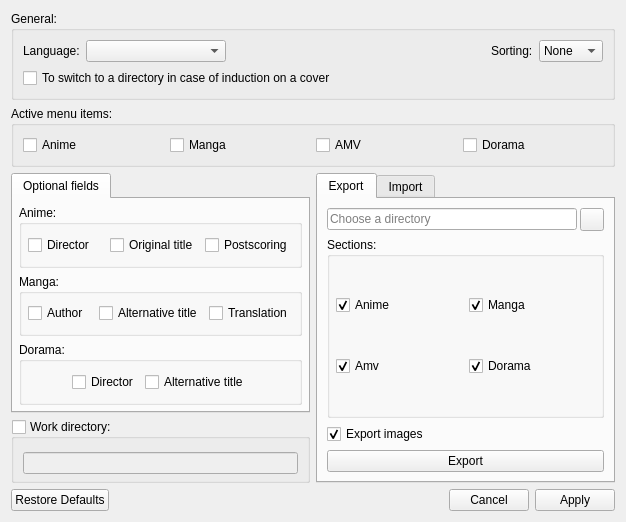
Qt form formsettings.ui (LibertaSoft/DatabaseAnime) before a commit.
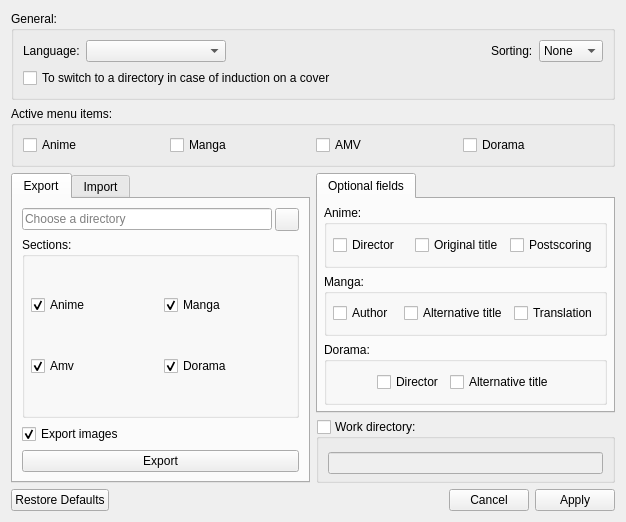
The same form after that commit. Icons and pictures are not drawn.

Diff of the .ui file:
```diff
--- a/formsettings.ui
+++ b/formsettings.ui
@@ -189,242 +189,6 @@
      <property name="topMargin">
       <number>0</number>
      </property>
-     <item>
-      <layout class="QVBoxLayout" name="VLay_5">
-       <property name="leftMargin">
-        <number>0</number>
-       </property>
-       <item>
-        <widget class="QTabWidget" name="tabWidget_General">
-         <property name="sizePolicy">
-          <sizepolicy hsizetype="Preferred" vsizetype="Expanding">
-           <horstretch>0</horstretch>
-           <verstretch>0</verstretch>
-          </sizepolicy>
-         </property>
-         <property name="tabPosition">
-          <enum>QTabWidget::North</enum>
-         </property>
-         <property name="currentIndex">
-          <number>0</number>
-         </property>
-         <widget class="QWidget" name="tab_OptionalFields">
-          <attribute name="title">
-           <string>Optional fields</string>
-          </attribute>
-          <layout class="QVBoxLayout" name="verticalLayout_5">
-           <property name="leftMargin">
-            <number>6</number>
-           </property>
-           <property name="topMargin">
-            <number>6</number>
-           </property>
-           <property name="rightMargin">
-            <number>6</number>
-           </property>
-           <property name="bottomMargin">
-            <number>6</number>
-           </property>
-           <item>
-            <widget class="QGroupBox" name="GBox_FieldsForEdit">
-             <property name="styleSheet">
-              <string notr="true"/>
-             </property>
-             <property name="title">
-              <string>Anime:</string>
-             </property>
-             <property name="checkable">
-              <bool>false</bool>
-             </property>
-             <layout class="QHBoxLayout" name="horizontalLayout">
-              <property name="leftMargin">
-               <number>6</number>
-              </property>
-              <property name="topMargin">
-               <number>3</number>
-              </property>
-              <property name="rightMargin">
-               <number>6</number>
-              </property>
-              <property name="bottomMargin">
-               <number>3</number>
-              </property>
-              <item>
-               <widget class="QCheckBox" name="CBox_Anime_Director">
-                <property name="text">
-                 <string>Director</string>
-                </property>
-               </widget>
-              </item>
-              <item>
-               <widget class="QCheckBox" name="CBox_Anime_AltTitle">
-                <property name="text">
-                 <string>Original title</string>
-                </property>
-               </widget>
-              </item>
-              <item>
-               <widget class="QCheckBox" name="CBox_Anime_PostScoring">
-                <property name="text">
-                 <string>Postscoring</string>
-                </property>
-               </widget>
-              </item>
-             </layout>
-            </widget>
-           </item>
-           <item>
-            <widget class="QGroupBox" name="GBox_FieldsForEdit_2">
-             <property name="title">
-              <string>Manga:</string>
-             </property>
-             <property name="checkable">
-              <bool>false</bool>
-             </property>
-             <layout class="QHBoxLayout" name="horizontalLayout_2">
-              <property name="leftMargin">
-               <number>6</number>
-              </property>
-              <property name="topMargin">
-               <number>3</number>
-              </property>
-              <property name="rightMargin">
-               <number>6</number>
-              </property>
-              <property name="bottomMargin">
-               <number>3</number>
-              </property>
-              <item>
-               <widget class="QCheckBox" name="CBox_Manga_Author">
-                <property name="text">
-                 <string>Author</string>
-                </property>
-               </widget>
-              </item>
-              <item>
-               <widget class="QCheckBox" name="CBox_Manga_AltTitle">
-                <property name="text">
-                 <string>Alternative title</string>
-                </property>
-               </widget>
-              </item>
-              <item>
-               <widget class="QCheckBox" name="CBox_Manga_Translation">
-                <property name="text">
-                 <string>Translation</string>
-                </property>
-               </widget>
-              </item>
-             </layout>
-            </widget>
-           </item>
-           <item>
-            <widget class="QGroupBox" name="GBox_FieldsForEdit_3">
-             <property name="title">
-              <string>Dorama:</string>
-             </property>
-             <property name="checkable">
-              <bool>false</bool>
-             </property>
-             <layout class="QHBoxLayout" name="horizontalLayout_3">
-              <property name="leftMargin">
-               <number>6</number>
-              </property>
-              <property name="topMargin">
-               <number>3</number>
-              </property>
-              <property name="rightMargin">
-               <number>6</number>
-              </property>
-              <property name="bottomMargin">
-               <number>3</number>
-              </property>
-              <item>
-               <spacer name="horizontalSpacer">
-                <property name="orientation">
-                 <enum>Qt::Horizontal</enum>
-                </property>
-                <property name="sizeHint" stdset="0">
-                 <size>
-                  <width>40</width>
-                  <height>20</height>
-                 </size>
-                </property>
-               </spacer>
-              </item>
-              <item>
-               <widget class="QCheckBox" name="CBox_Dorama_Director">
-                <property name="text">
-                 <string>Director</string>
-                </property>
-               </widget>
-              </item>
-              <item>
-               <widget class="QCheckBox" name="CBox_Dorama_AltTitle">
-                <property name="text">
-                 <string>Alternative title</string>
-                </property>
-               </widget>
-              </item>
-              <item>
-               <spacer name="horizontalSpacer_2">
-                <property name="orientation">
-                 <enum>Qt::Horizontal</enum>
-                </property>
-                <property name="sizeHint" stdset="0">
-                 <size>
-                  <width>40</width>
-                  <height>20</height>
-                 </size>
-                </property>
-               </spacer>
-              </item>
-             </layout>
-            </widget>
-           </item>
-          </layout>
-         </widget>
-        </widget>
-       </item>
-       <item>
-        <widget class="QGroupBox" name="GBox_WorkDir">
-         <property name="sizePolicy">
-          <sizepolicy hsizetype="Preferred" vsizetype="Preferred">
-           <horstretch>0</horstretch>
-           <verstretch>0</verstretch>
-          </sizepolicy>
-         </property>
-         <property name="whatsThis">
-          <string>This field becomes not the active, for the purpose of safety</string>
-         </property>
-         <property name="title">
-          <string>Work directory:</string>
-         </property>
-         <property name="checkable">
-          <bool>true</bool>
-         </property>
-         <property name="checked">
-          <bool>false</bool>
-         </property>
-         <layout class="QVBoxLayout" name="verticalLayout_6">
-          <property name="topMargin">
-           <number>13</number>
-          </property>
-          <property name="bottomMargin">
-           <number>6</number>
-          </property>
-          <item>
-           <widget class="QLineEdit" name="LineEdit_WorkDirectory">
-            <property name="dragEnabled">
-             <bool>true</bool>
-            </property>
-           </widget>
-          </item>
-         </layout>
-        </widget>
-       </item>
-      </layout>
-     </item>
      <item>
       <widget class="QTabWidget" name="tabWidget_ImpExp">
        <property name="enabled">
@@ -762,6 +526,242 @@
        </widget>
       </widget>
      </item>
+     <item>
+      <layout class="QVBoxLayout" name="VLay_5">
+       <property name="leftMargin">
+        <number>0</number>
+       </property>
+       <item>
+        <widget class="QTabWidget" name="tabWidget_General">
+         <property name="sizePolicy">
+          <sizepolicy hsizetype="Preferred" vsizetype="Expanding">
+           <horstretch>0</horstretch>
+           <verstretch>0</verstretch>
+          </sizepolicy>
+         </property>
+         <property name="tabPosition">
+          <enum>QTabWidget::North</enum>
+         </property>
+         <property name="currentIndex">
+          <number>0</number>
+         </property>
+         <widget class="QWidget" name="tab_OptionalFields">
+          <attribute name="title">
+           <string>Optional fields</string>
+          </attribute>
+          <layout class="QVBoxLayout" name="verticalLayout_5">
+           <property name="leftMargin">
+            <number>6</number>
+           </property>
+           <property name="topMargin">
+            <number>6</number>
+           </property>
+           <property name="rightMargin">
+            <number>6</number>
+           </property>
+           <property name="bottomMargin">
+            <number>6</number>
+           </property>
+           <item>
+            <widget class="QGroupBox" name="GBox_FieldsForEdit">
+             <property name="styleSheet">
+              <string notr="true"/>
+             </property>
+             <property name="title">
+              <string>Anime:</string>
+             </property>
+             <property name="checkable">
+              <bool>false</bool>
+             </property>
+             <layout class="QHBoxLayout" name="horizontalLayout">
+              <property name="leftMargin">
+               <number>6</number>
+              </property>
+              <property name="topMargin">
+               <number>3</number>
+              </property>
+              <property name="rightMargin">
+               <number>6</number>
+              </property>
+              <property name="bottomMargin">
+               <number>3</number>
+              </property>
+              <item>
+               <widget class="QCheckBox" name="CBox_Anime_Director">
+                <property name="text">
+                 <string>Director</string>
+                </property>
+               </widget>
+              </item>
+              <item>
+               <widget class="QCheckBox" name="CBox_Anime_AltTitle">
+                <property name="text">
+                 <string>Original title</string>
+                </property>
+               </widget>
+              </item>
+              <item>
+               <widget class="QCheckBox" name="CBox_Anime_PostScoring">
+                <property name="text">
+                 <string>Postscoring</string>
+                </property>
+               </widget>
+              </item>
+             </layout>
+            </widget>
+           </item>
+           <item>
+            <widget class="QGroupBox" name="GBox_FieldsForEdit_2">
+             <property name="title">
+              <string>Manga:</string>
+             </property>
+             <property name="checkable">
+              <bool>false</bool>
+             </property>
+             <layout class="QHBoxLayout" name="horizontalLayout_2">
+              <property name="leftMargin">
+               <number>6</number>
+              </property>
+              <property name="topMargin">
+               <number>3</number>
+              </property>
+              <property name="rightMargin">
+               <number>6</number>
+              </property>
+              <property name="bottomMargin">
+               <number>3</number>
+              </property>
+              <item>
+               <widget class="QCheckBox" name="CBox_Manga_Author">
+                <property name="text">
+                 <string>Author</string>
+                </property>
+               </widget>
+              </item>
+              <item>
+               <widget class="QCheckBox" name="CBox_Manga_AltTitle">
+                <property name="text">
+                 <string>Alternative title</string>
+                </property>
+               </widget>
+              </item>
+              <item>
+               <widget class="QCheckBox" name="CBox_Manga_Translation">
+                <property name="text">
+                 <string>Translation</string>
+                </property>
+               </widget>
+              </item>
+             </layout>
+            </widget>
+           </item>
+           <item>
+            <widget class="QGroupBox" name="GBox_FieldsForEdit_3">
+             <property name="title">
+              <string>Dorama:</string>
+             </property>
+             <property name="checkable">
+              <bool>false</bool>
+             </property>
+             <layout class="QHBoxLayout" name="horizontalLayout_3">
+              <property name="leftMargin">
+               <number>6</number>
+              </property>
+              <property name="topMargin">
+               <number>3</number>
+              </property>
+              <property name="rightMargin">
+               <number>6</number>
+              </property>
+              <property name="bottomMargin">
+               <number>3</number>
+              </property>
+              <item>
+               <spacer name="horizontalSpacer">
+                <property name="orientation">
+                 <enum>Qt::Horizontal</enum>
+                </property>
+                <property name="sizeHint" stdset="0">
+                 <size>
+                  <width>40</width>
+                  <height>20</height>
+                 </size>
+                </property>
+               </spacer>
+              </item>
+              <item>
+               <widget class="QCheckBox" name="CBox_Dorama_Director">
+                <property name="text">
+                 <string>Director</string>
+                </property>
+               </widget>
+              </item>
+              <item>
+               <widget class="QCheckBox" name="CBox_Dorama_AltTitle">
+                <property name="text">
+                 <string>Alternative title</string>
+                </property>
+               </widget>
+              </item>
+              <item>
+               <spacer name="horizontalSpacer_2">
+                <property name="orientation">
+                 <enum>Qt::Horizontal</enum>
+                </property>
+                <property name="sizeHint" stdset="0">
+                 <size>
+                  <width>40</width>
+                  <height>20</height>
+                 </size>
+                </property>
+               </spacer>
+              </item>
+             </layout>
+            </widget>
+           </item>
+          </layout>
+         </widget>
+        </widget>
+       </item>
+       <item>
+        <widget class="QGroupBox" name="GBox_WorkDir">
+         <property name="sizePolicy">
+          <sizepolicy hsizetype="Preferred" vsizetype="Preferred">
+           <horstretch>0</horstretch>
+           <verstretch>0</verstretch>
+          </sizepolicy>
+         </property>
+         <property name="whatsThis">
+          <string>This field becomes not the active, for the purpose of safety</string>
+         </property>
+         <property name="title">
+          <string>Work directory:</string>
+         </property>
+         <property name="checkable">
+          <bool>true</bool>
+         </property>
+         <property name="checked">
+          <bool>false</bool>
+         </property>
+         <layout class="QVBoxLayout" name="verticalLayout_6">
+          <property name="topMargin">
+           <number>13</number>
+          </property>
+          <property name="bottomMargin">
+           <number>6</number>
+          </property>
+          <item>
+           <widget class="QLineEdit" name="LineEdit_WorkDirectory">
+            <property name="dragEnabled">
+             <bool>true</bool>
+            </property>
+           </widget>
+          </item>
+         </layout>
+        </widget>
+       </item>
+      </layout>
+     </item>
     </layout>
    </item>
    <item>
```
Left out of the diff: 3 changed lines with no effect on the pictures.
